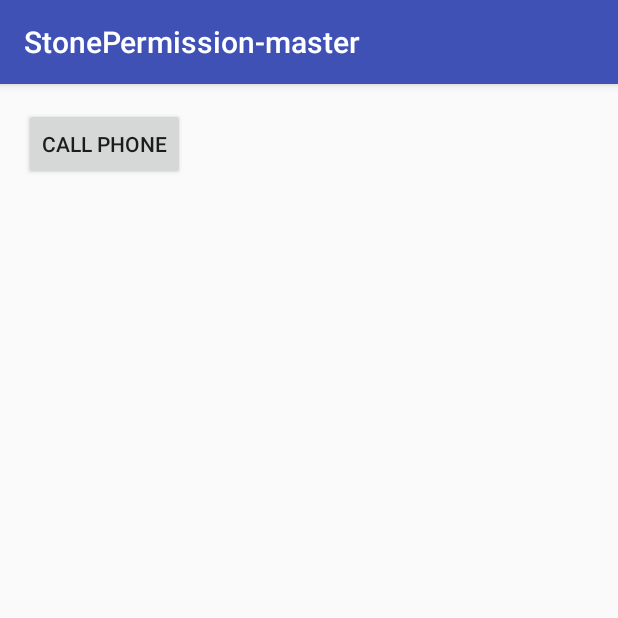
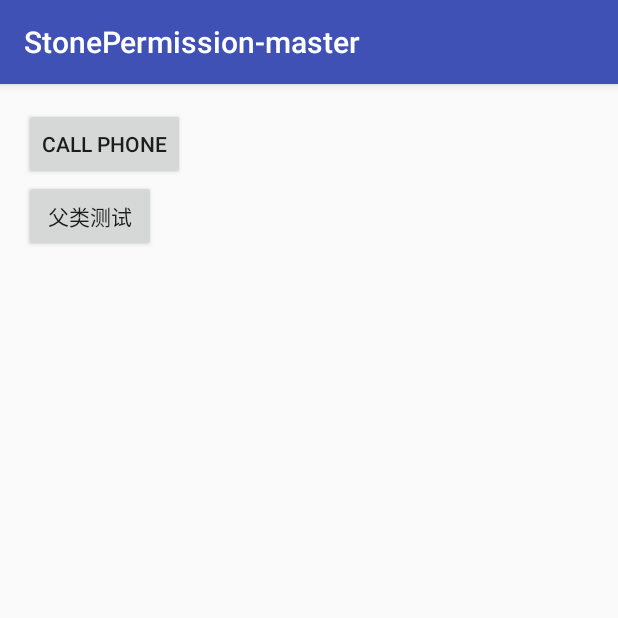
Before and after one commit to skcodestack/StonePermission, an Android app: the screen it shows after launch (MainActivity), after a tap on "CALL PHONE", on a phone screen of 412 x 824 dp, the top half of it. Run offline under Robolectric (Android 15) with nearby library versions, the phone set to English and light mode, and no system bars.

Commit message:
解决父类不能判断权限的问题

```diff
--- a/stonepermission-sample/src/main/AndroidManifest.xml
+++ b/stonepermission-sample/src/main/AndroidManifest.xml
@@ -2,6 +2,7 @@
 <manifest xmlns:android="http://schemas.android.com/apk/res/android"
     package="github.com.permission" >
     <uses-permission android:name="android.permission.CALL_PHONE"></uses-permission>
+    <uses-permission android:name="android.permission.WRITE_EXTERNAL_STORAGE"></uses-permission>
     <application
         android:allowBackup="true"
         android:icon="@mipmap/ic_launcher"
--- a/stonepermission-sample/src/main/java/github/com/permission/MainActivity.java
+++ b/stonepermission-sample/src/main/java/github/com/permission/MainActivity.java
@@ -17,7 +17,7 @@ import github.com.permissionlib.annotation.PermissionFail;
 import github.com.permissionlib.annotation.PermissionSuccess;
 
 
-public class MainActivity extends AppCompatActivity {
+public class MainActivity extends BaseActivity {
 
     private static final int CALL_REQUEST_CODE = 0x00001;
 
@@ -46,13 +46,10 @@ public class MainActivity extends AppCompatActivity {
                 .request();
     }
 
-    @Override
-    public void onRequestPermissionsResult(int requestCode, @NonNull String[] permissions, @NonNull int[] grantResults) {
-        super.onRequestPermissionsResult(requestCode, permissions, grantResults);
 
-        StonePermission.onRequestPermissionsResult(this, requestCode, permissions, grantResults);
+    public void baseinvoke(View view){
+        baseTest();
     }
-
 
     @PermissionSuccess(requestCode = CALL_REQUEST_CODE)
     public void success() {
--- a/stonepermission-sample/src/main/res/layout/activity_main.xml
+++ b/stonepermission-sample/src/main/res/layout/activity_main.xml
@@ -1,5 +1,5 @@
 <?xml version="1.0" encoding="utf-8"?>
-<RelativeLayout
+<LinearLayout
     xmlns:android="http://schemas.android.com/apk/res/android"
     xmlns:tools="http://schemas.android.com/tools"
     android:id="@+id/activity_main"
@@ -9,11 +9,18 @@
     android:paddingRight="@dimen/activity_horizontal_margin"
     android:paddingTop="@dimen/activity_vertical_margin"
     android:paddingBottom="@dimen/activity_vertical_margin"
+    android:orientation="vertical"
     tools:context="github.com.permission.MainActivity">
 
     <Button
         android:id="@+id/btn_call"
         android:layout_width="wrap_content"
         android:layout_height="wrap_content"
-        android:text="call Phone"/>
-</RelativeLayout>
+    android:text="call Phone"/>
+    <Button
+        android:onClick="baseinvoke"
+        android:layout_width="wrap_content"
+        android:layout_height="wrap_content"
+        android:text="父类测试"/>
+
+</LinearLayout>
--- a/stonepermissionlib/build.gradle
+++ b/stonepermissionlib/build.gradle
@@ -11,8 +11,8 @@ android {
     defaultConfig {
         minSdkVersion 13
         targetSdkVersion 25
-        versionCode 3
-        versionName "1.0.3"
+        versionCode 4
+        versionName "1.0.4"
 
         testInstrumentationRunner "android.support.test.runner.AndroidJUnitRunner"
 
@@ -36,3 +36,5 @@ dependencies {
 }
 
 apply from: "bintrayUpload.gradle"
+
+//上传命令 gradlew bintrayUpload
--- a/stonepermissionlib/src/main/java/github/com/permissionlib/util/PermissionUtil.java
+++ b/stonepermissionlib/src/main/java/github/com/permissionlib/util/PermissionUtil.java
@@ -81,18 +81,23 @@ public class PermissionUtil {
      * @return
      */
     private static <T extends Annotation> Method findMethodWithCode(Class clazz, Class<T> annotation, int  requestCode){
-        Method[] methods = clazz.getDeclaredMethods();
-        for (Method method : methods) {
-            if(method.isAnnotationPresent(annotation)){
-                if(annotation.equals(PermissionSuccess.class)){
-                    if(requestCode == method.getAnnotation(PermissionSuccess.class).requestCode())
-                        return method;
 
-                }else if(annotation.equals(PermissionFail.class)){
-                    if(requestCode == method.getAnnotation(PermissionFail.class).requestCode())
-                        return method;
+
+        while (clazz != null) {
+            Method[] methods = clazz.getDeclaredMethods();
+            for (Method method : methods) {
+                if (method.isAnnotationPresent(annotation)) {
+                    if (annotation.equals(PermissionSuccess.class)) {
+                        if (requestCode == method.getAnnotation(PermissionSuccess.class).requestCode())
+                            return method;
+
+                    } else if (annotation.equals(PermissionFail.class)) {
+                        if (requestCode == method.getAnnotation(PermissionFail.class).requestCode())
+                            return method;
+                    }
                 }
             }
+            clazz = clazz.getSuperclass();
         }
         return null;
     }
```
Also changed, not shown: stonepermission-sample/src/main/java/github/com/permission/BaseActivity.java (added, +59 -0 lines).
